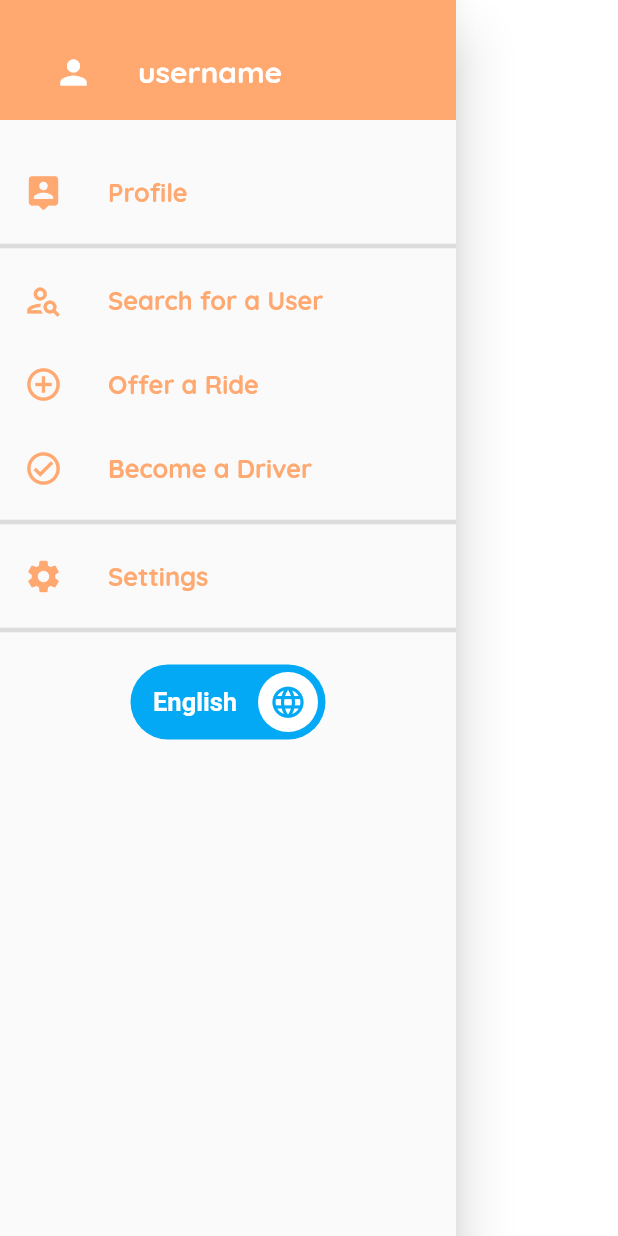
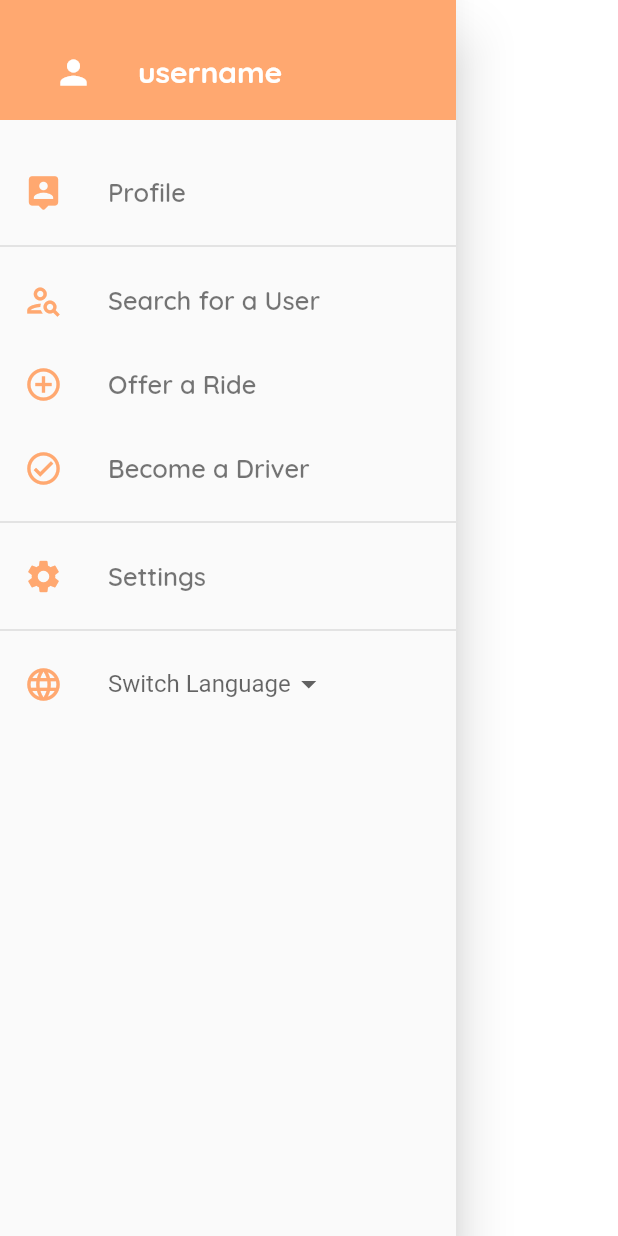
Before and after one commit to LeenQa/easy_ride, a Flutter app: the MainDrawer widget shown alone on an empty page, opened directly, on a phone screen of 412 x 824 dp. Run offline on Flutter 3.47's test engine with Material 2 defaults, Android fonts, the phone set to English and light mode, and no system bars; drawn by our look-alikes of lite_rolling_switch; our stand-ins replace cloud_firestore, curved_navigation_bar, firebase_auth, flutter_svg, shared_preferences; accounts and stored records are empty.

Commit message:
edited switch language button

```diff
--- a/assets/lang/ar.json
+++ b/assets/lang/ar.json
@@ -16,7 +16,7 @@
     "search" : "ابحث",
     "profile" : "الصفحة الشخصية",
     "settings" : "الإعدادات",
-    "notifications" : "التنبيهات",
+    "notifications" : "الإشعارات",
     "srchforard" : "إبحث عن توصيلة",
     "srchforausr": "إبحث عن مستخدم",
     "offrard" : "إعرض توصيلة",
@@ -24,6 +24,7 @@
     "forgetpass" : "نسيت كلمة المرور",
     "noaccount" : " لا تملك حساب؟",
     "haveaccount" :" تملك حساب؟",
-    "usernameerror" : "إسم المستخدم يجب أن يكون على الأقل خمسة حروف ويحتوي فقط على أرقام وحروف"
+    "usernameerror" : "إسم المستخدم يجب أن يكون على الأقل خمسة حروف ويحتوي فقط على أرقام وحروف",
+    "switchlang" : "تغيير اللغة"
 
     }
--- a/assets/lang/en.json
+++ b/assets/lang/en.json
@@ -24,6 +24,7 @@
     "forgetpass" : "Forgot Password",
     "noaccount" : "Don’t have an Account ? ",
     "haveaccount" :"Already have an Account ? ",
-    "usernameerror" : "Username should be at least four characters, and should only contain letters and numbers"
+    "usernameerror" : "Username should be at least four characters, and should only contain letters and numbers",
+    "switchlang" : "Switch Language"
 
     }
--- a/lib/components/main_drawer.dart
+++ b/lib/components/main_drawer.dart
@@ -33,23 +33,25 @@ class _MainDrawerState extends State<MainDrawer> {
     });
   }
 
+  Widget getTitle(String title) {
+    return Text(title,
+        style: TextStyle(
+          color: Colors.black54,
+          fontFamily: 'Quicksand',
+          fontWeight: FontWeight.w600,
+          fontSize: 17,
+        ));
+  }
+
   Widget buildListTile(
-      BuildContext context, String title, IconData icon, Function tabHandler) {
+      BuildContext context, IconData icon, Function tabHandler, Widget title) {
     return ListTile(
       leading: Icon(
         icon,
         color: Theme.of(context).primaryColor,
         size: 26,
       ),
-      title: Text(
-        title,
-        style: TextStyle(
-          color: Theme.of(context).primaryColor,
-          fontFamily: 'Quicksand',
-          fontWeight: FontWeight.w700,
-          fontSize: 17,
-        ),
-      ),
+      title: title,
       onTap: tabHandler,
     );
   }
@@ -87,74 +89,98 @@ class _MainDrawerState extends State<MainDrawer> {
           ),
           buildListTile(
             context,
-            getTranslated(context, 'profile'),
             Icons.person_pin_rounded,
             () {
               Navigator.of(context).pushNamed(ProfileScreen.routeName);
             },
+            getTitle(getTranslated(context, 'profile')),
           ),
           Divider(
-            thickness: 3,
+            thickness: 1,
           ),
           buildListTile(
             context,
-            getTranslated(context, 'srchforausr'),
             Icons.person_search_outlined,
             () {
               Navigator.of(context).pushNamed(UserSearchScreen.routeName);
             },
+            getTitle(getTranslated(context, 'srchforausr')),
           ),
           buildListTile(
             context,
-            getTranslated(context, 'offrard'),
             Icons.add_circle_outline_outlined,
             () {
               Navigator.of(context).pushNamed(OfferRideScreen.routeName);
             },
+            getTitle(getTranslated(context, 'offrard')),
           ),
           buildListTile(
             context,
-            getTranslated(context, 'bcmadriver'),
             Icons.check_circle_outline_outlined,
             () {
               Navigator.of(context).pushNamed(BecomeDriverScreen.routeName);
             },
+            getTitle(getTranslated(context, 'bcmadriver')),
           ),
           Divider(
-            thickness: 3,
+            thickness: 1,
+          ),
+          buildListTile(context, Icons.settings, () {
+            Navigator.of(context).pushNamed(SettingsScreen.routeName);
+          }, getTitle(getTranslated(context, 'settings'))),
+          Divider(
+            thickness: 1,
           ),
           buildListTile(
             context,
-            getTranslated(context, 'settings'),
-            Icons.settings,
-            () {
-              Navigator.of(context).pushNamed(SettingsScreen.routeName);
-            },
-          ),
-          Divider(
-            thickness: 3,
-          ),
-          Container(
-            padding: EdgeInsets.symmetric(horizontal: 25, vertical: 15),
-            child: LiteRollingSwitch(
-              value: true,
-              textOn: "English",
-              textOff: "        العربية",
-              colorOn: Colors.lightBlue,
-              colorOff: Colors.pink[200],
-              iconOn: Icons.language,
-              iconOff: Icons.language,
-              textSize: 17,
-              onChanged: (bool position) {
-                // print(locale.languageCode);
-                if (position) {
-                  _changeLanguage(Language.languageList().elementAt(0));
-                } else {
-                  _changeLanguage(Language.languageList().elementAt(1));
-                }
+            Icons.language,
+            () {},
+            DropdownButton<Language>(
+              underline: SizedBox(),
+              hint: Text(getTranslated(context, "switchlang")),
+              onChanged: (Language language) {
+                _changeLanguage(language);
               },
+              items: Language.languageList()
+                  .map<DropdownMenuItem<Language>>(
+                    (e) => DropdownMenuItem<Language>(
+                      value: e,
+                      child: Row(
+                        mainAxisAlignment: MainAxisAlignment.spaceAround,
+                        children: <Widget>[
+                          Text(
+                            e.flag,
+                            style: TextStyle(fontSize: 30),
+                          ),
+                          Text(e.name)
+                        ],
+                      ),
+                    ),
+                  )
+                  .toList(),
             ),
           ),
+          // Container(
+          //   padding: EdgeInsets.symmetric(horizontal: 25, vertical: 15),
+          //   child: LiteRollingSwitch(
+          //     value: true,
+          //     textOn: "English",
+          //     textOff: "        العربية",
+          //     colorOn: Colors.lightBlue,
+          //     colorOff: Colors.pink[200],
+          //     iconOn: Icons.language,
+          //     iconOff: Icons.language,
+          //     textSize: 17,
+          //     onChanged: (bool position) {
+          //       // print(locale.languageCode);
+          //       if (position) {
+          //         _changeLanguage(Language.languageList().elementAt(0));
+          //       } else {
+          //         _changeLanguage(Language.languageList().elementAt(1));
+          //       }
+          //     },
+          //   ),
+          // ),
         ],
       ),
     );
```
